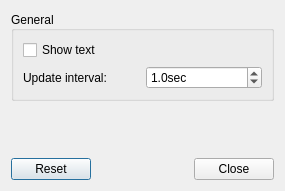
lxqt/lxqt-panel, file plugin-cpuload/razorcpuloadconfiguration.ui: the form before one commit.
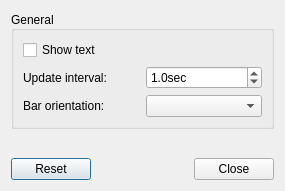
The form after the commit.

Commit message: RazorCpuLoad bar has configurable orientation

The edit to the form file:
```diff
--- a/plugin-cpuload/razorcpuloadconfiguration.ui
+++ b/plugin-cpuload/razorcpuloadconfiguration.ui
@@ -65,6 +65,16 @@
         </property>
        </widget>
       </item>
+      <item row="2" column="0">
+       <widget class="QLabel" name="barOrientationL">
+        <property name="text">
+         <string>Bar orientation:</string>
+        </property>
+       </widget>
+      </item>
+      <item row="2" column="1">
+       <widget class="QComboBox" name="barOrientationCOB"/>
+      </item>
      </layout>
     </widget>
    </item>
```
The commit also changes 4 other files.
